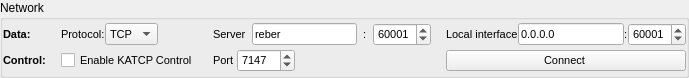
Qt form NetworkConnectionWidget.ui (ska-sa/AVNSignalAnalyser) before a commit.
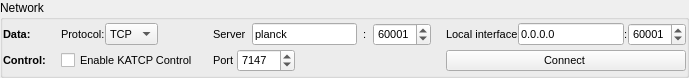
The same form after that commit.

Commit message: Converting from dB to counts, forgot to update some labels last time.

```diff
--- a/NetworkConnectionWidget.ui
+++ b/NetworkConnectionWidget.ui
@@ -108,7 +108,7 @@
           </font>
          </property>
          <property name="text">
-          <string>reber</string>
+          <string>planck</string>
          </property>
         </widget>
        </item>
```
The commit also changes 1 other file.
